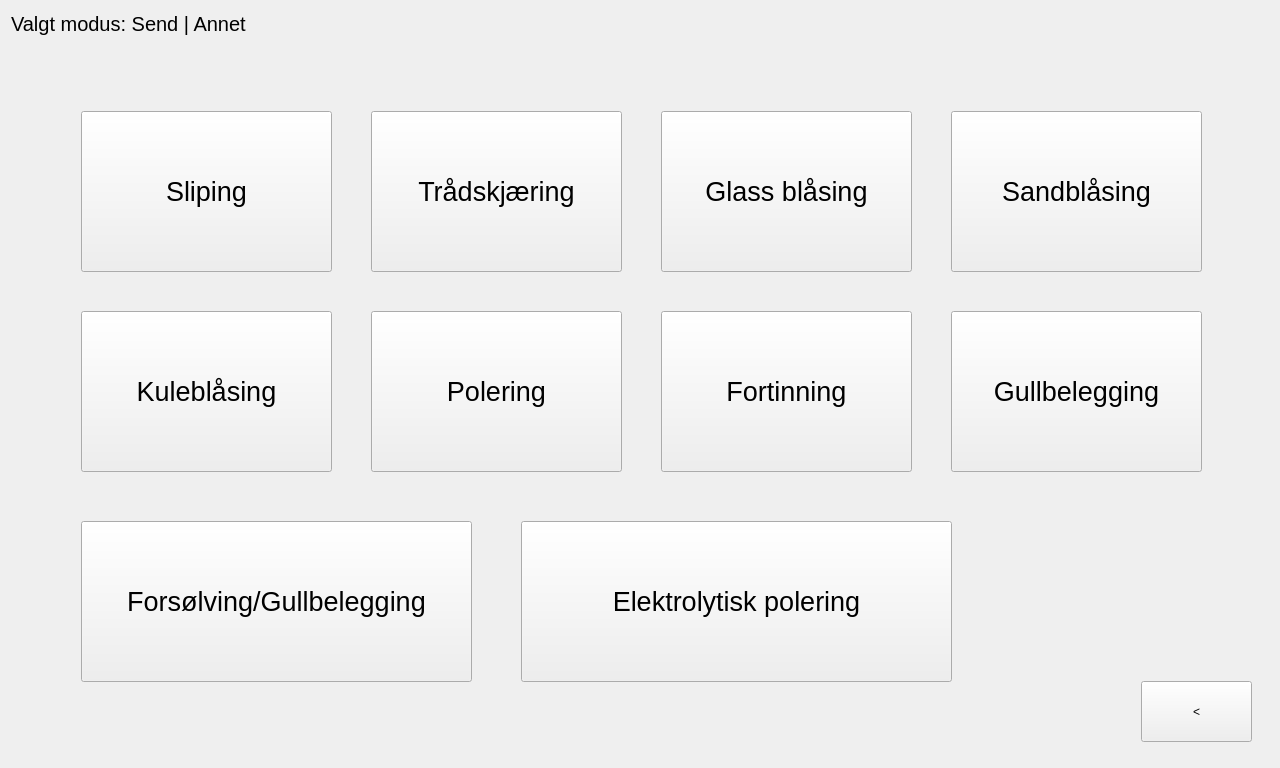
This is UI/PVR/sender.ui in kirisanm/Parts_Vision_Recognition as Qt 5 draws it before an edit. The edited form follows.
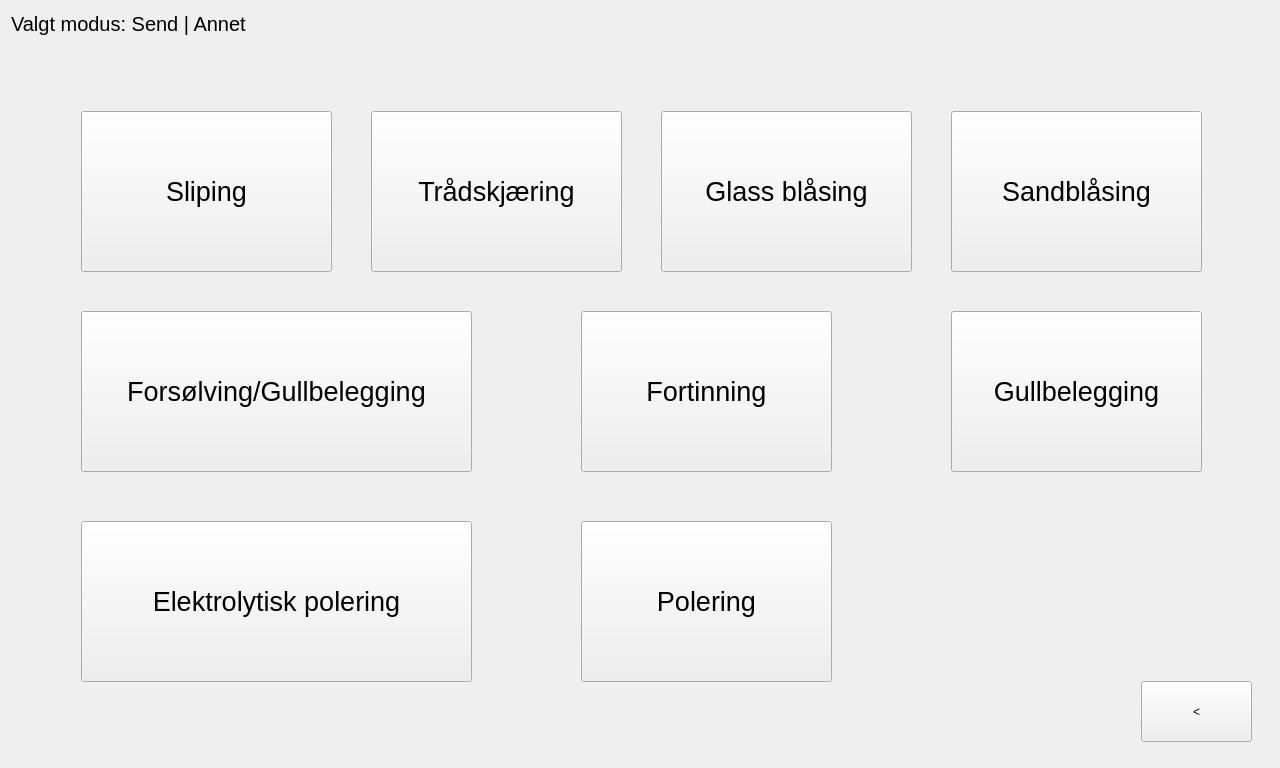
This is the edited form. The open tabs and pages were chosen to show the change.

Patch:
```diff
--- a/UI/PVR/sender.ui
+++ b/UI/PVR/sender.ui
@@ -777,29 +777,11 @@
         <string>Trådskjæring</string>
        </property>
       </widget>
-      <widget class="QPushButton" name="kuleblaasing">
-       <property name="geometry">
-        <rect>
-         <x>70</x>
-         <y>300</y>
-         <width>251</width>
-         <height>161</height>
-        </rect>
-       </property>
-       <property name="font">
-        <font>
-         <pointsize>20</pointsize>
-        </font>
-       </property>
-       <property name="text">
-        <string>Kuleblåsing</string>
-       </property>
-      </widget>
       <widget class="QPushButton" name="polering">
        <property name="geometry">
         <rect>
-         <x>360</x>
-         <y>300</y>
+         <x>570</x>
+         <y>510</y>
          <width>251</width>
          <height>161</height>
         </rect>
@@ -816,9 +798,9 @@
       <widget class="QPushButton" name="elektrolytisk_polering">
        <property name="geometry">
         <rect>
-         <x>510</x>
+         <x>70</x>
          <y>510</y>
-         <width>431</width>
+         <width>391</width>
          <height>161</height>
         </rect>
        </property>
@@ -835,7 +817,7 @@
        <property name="geometry">
         <rect>
          <x>70</x>
-         <y>510</y>
+         <y>300</y>
          <width>391</width>
          <height>161</height>
         </rect>
@@ -870,7 +852,7 @@
       <widget class="QPushButton" name="fortinning">
        <property name="geometry">
         <rect>
-         <x>650</x>
+         <x>570</x>
          <y>300</y>
          <width>251</width>
          <height>161</height>
```
Left out of the diff: 2 changed lines with no effect on the pictures.
